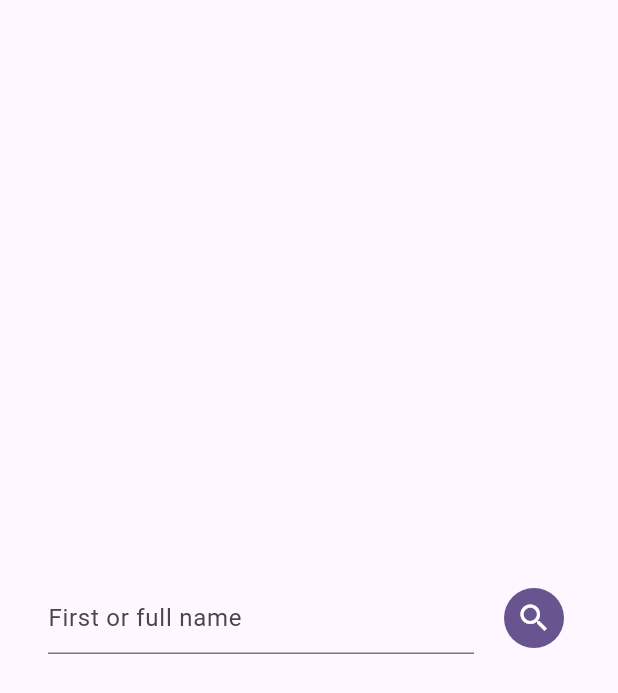
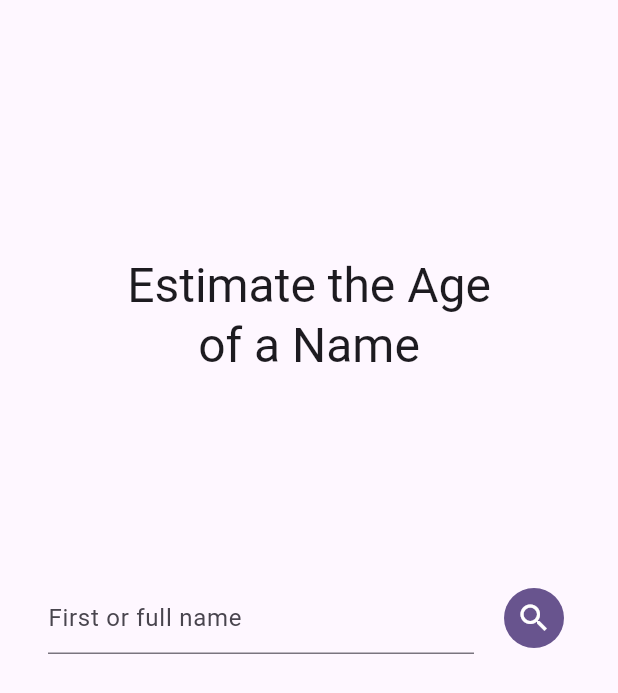
Before and after one commit to juri180/agify, a Flutter app: the screen it shows after launch, on a phone screen of 412 x 824 dp. Shown: the top 693 px of the screen. Run offline on Flutter 3.47's test engine with Material 3 defaults, Android fonts, the light colour scheme and no system bars; our stand-ins replace equatable, flutter_bloc.

Commit message:
Add estimation result to home page

```diff
--- a/lib/ui/home_page.dart
+++ b/lib/ui/home_page.dart
@@ -1,4 +1,8 @@
 import 'package:flutter/material.dart';
+import 'package:flutter_bloc/flutter_bloc.dart';
+
+import '../logic/age_estimation_cubit.dart';
+import 'widgets/estimation_result.dart';
 
 class HomePage extends StatefulWidget {
   const HomePage({super.key});
@@ -13,12 +17,24 @@ class _HomePageState extends State<HomePage> {
   @override
   Widget build(BuildContext context) {
     return Scaffold(
-      body: Padding(
+      body: SafeArea(
+        child: Padding(
           padding: const EdgeInsets.all(32),
           child: Center(
+            child: BlocProvider<AgeEstimationCubit>(
+              create: (_) => AgeEstimationCubit(),
               child: Column(
                 mainAxisAlignment: MainAxisAlignment.center,
                 children: <Widget>[
+                  Expanded(
+                    child: Center(
+                      child: Text(
+                        'Estimate the Age\nof a Name',
+                        style: Theme.of(context).textTheme.headlineLarge,
+                        textAlign: TextAlign.center,
+                      ),
+                    ),
+                  ),
                   Row(
                     children: [
                       Expanded(
@@ -30,13 +46,34 @@ class _HomePageState extends State<HomePage> {
                         ),
                       ),
                       const SizedBox(width: 16),
-                  IconButton.filled(
-                    onPressed: () {},
+                      BlocBuilder<AgeEstimationCubit, AgeEstimationState>(
+                        builder: (context, state) {
+                          return IconButton.filled(
+                            onPressed: state is AgeEstimationLoading
+                                ? null
+                                : () {
+                                    context
+                                        .read<AgeEstimationCubit>()
+                                        .onNameSubmitted(_nameController.text);
+                                  },
                             icon: const Icon(Icons.search),
+                          );
+                        },
                       ),
                     ],
                   ),
+                  const Expanded(
+                    child: Padding(
+                      padding: EdgeInsets.only(top: 16),
+                      child: Align(
+                        alignment: Alignment.topCenter,
+                        child: EstimationResult(),
+                      ),
+                    ),
+                  ),
                 ],
+              ),
+            ),
           ),
         ),
       ),
```
Also changed, not shown: lib/ui/widgets/estimation_result.dart (added, +31 -0 lines). Lines whose indentation alone changed are shown as unchanged.
